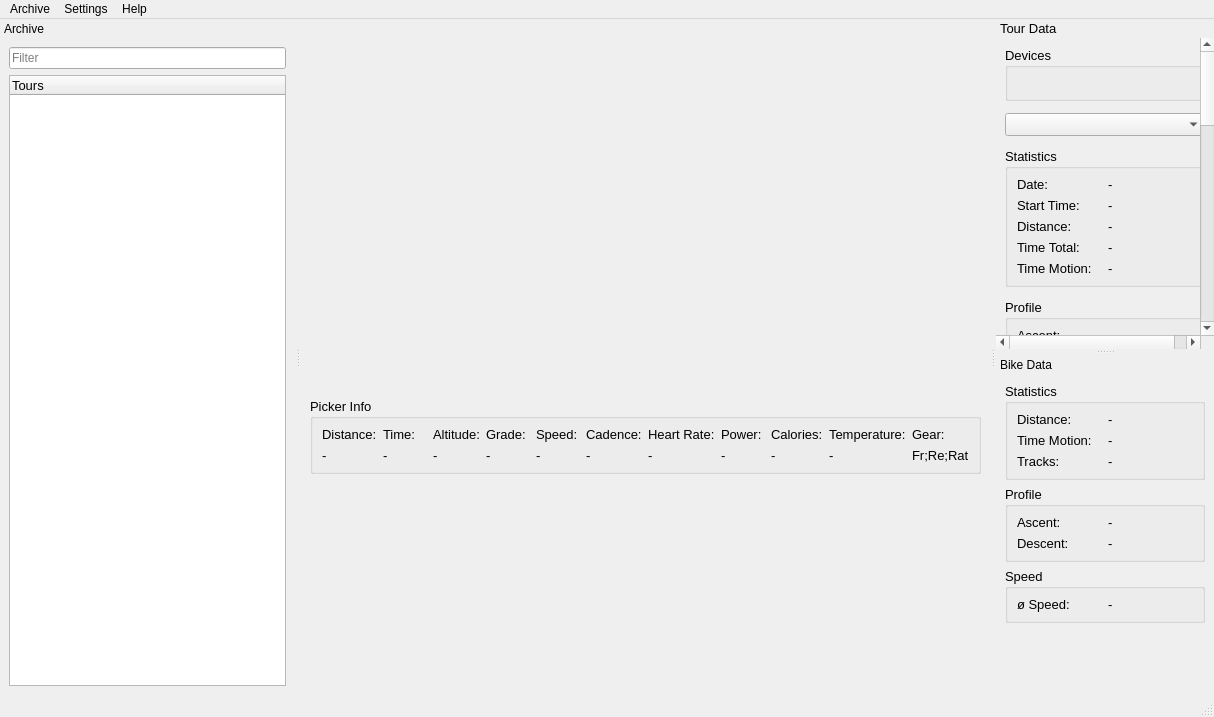
Qt form MainWindow.ui (masc4ii/WaoStats) before a commit.
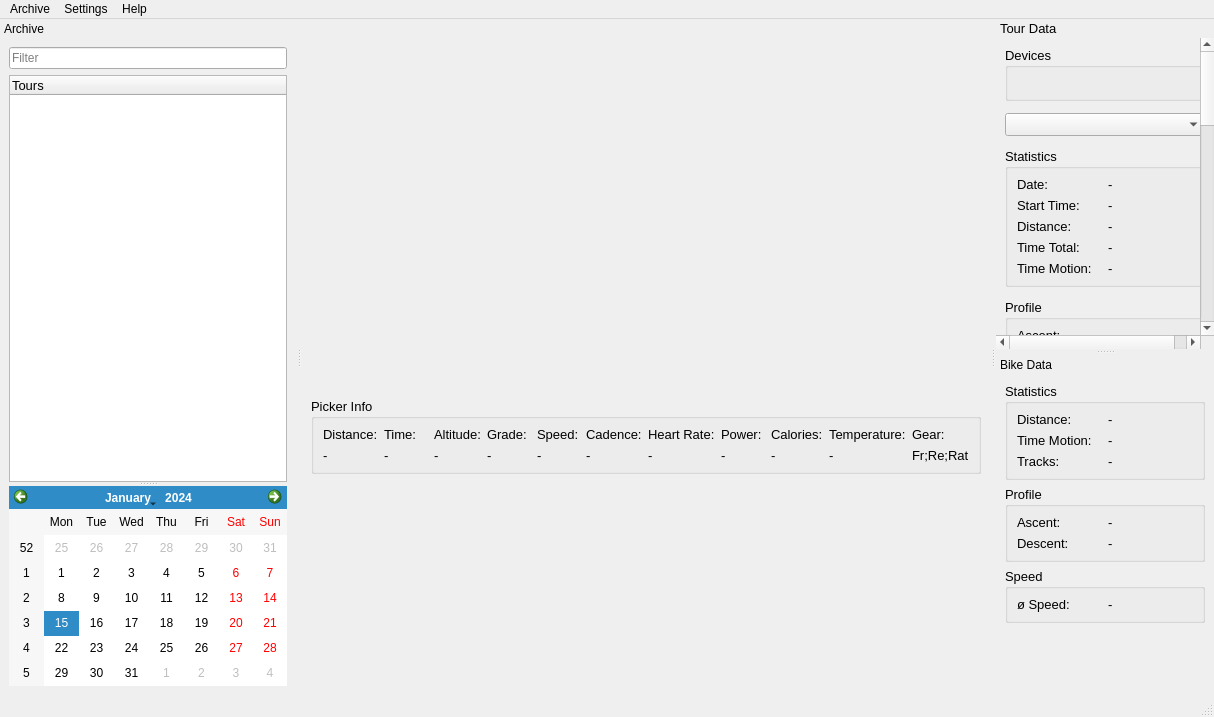
The same form after that commit. Icons and pictures are not drawn. Custom widgets are drawn as their Qt base class.

Commit message: Added calendar widget to show entries dates

Patch:
```diff
--- a/MainWindow.ui
+++ b/MainWindow.ui
@@ -384,8 +384,8 @@
    </property>
    <property name="minimumSize">
     <size>
-     <width>295</width>
-     <height>148</height>
+     <width>296</width>
+     <height>331</height>
     </size>
    </property>
    <property name="features">
@@ -402,7 +402,27 @@
    </attribute>
    <widget class="QWidget" name="dockWidgetContents">
     <layout class="QGridLayout" name="gridLayout_3">
-     <item row="1" column="0">
+     <item row="0" column="0">
+      <widget class="QSplitter" name="splitter">
+       <property name="orientation">
+        <enum>Qt::Vertical</enum>
+       </property>
+       <widget class="QWidget" name="">
+        <layout class="QVBoxLayout" name="verticalLayout">
+         <item>
+          <widget class="LineEditEscDelete" name="lineEditFilter">
+           <property name="inputMask">
+            <string/>
+           </property>
+           <property name="placeholderText">
+            <string>Filter</string>
+           </property>
+           <property name="clearButtonEnabled">
+            <bool>true</bool>
+           </property>
+          </widget>
+         </item>
+         <item>
       <widget class="BikeTreeWidget" name="treeWidgetTours">
        <property name="maximumSize">
         <size>
@@ -437,17 +457,22 @@
        </column>
       </widget>
      </item>
-     <item row="0" column="0">
-      <widget class="LineEditEscDelete" name="lineEditFilter">
-       <property name="inputMask">
-        <string/>
-       </property>
-       <property name="placeholderText">
-        <string>Filter</string>
-       </property>
-       <property name="clearButtonEnabled">
-        <bool>true</bool>
-       </property>
+        </layout>
+       </widget>
+       <widget class="CalendarWidget" name="calendarWidget">
+        <property name="sizePolicy">
+         <sizepolicy hsizetype="Preferred" vsizetype="MinimumExpanding">
+          <horstretch>0</horstretch>
+          <verstretch>0</verstretch>
+         </sizepolicy>
+        </property>
+        <property name="maximumSize">
+         <size>
+          <width>16777215</width>
+          <height>200</height>
+         </size>
+        </property>
+       </widget>
       </widget>
      </item>
     </layout>
@@ -1619,6 +1644,11 @@
    <header>TourDataPlot.h</header>
    <container>1</container>
   </customwidget>
+  <customwidget>
+   <class>CalendarWidget</class>
+   <extends>QCalendarWidget</extends>
+   <header>CalendarWidget.h</header>
+  </customwidget>
  </customwidgets>
  <resources>
   <include location="Resources.qrc"/>
```
Lines whose indentation alone changed are shown as unchanged. The commit also changes 4 other files.
